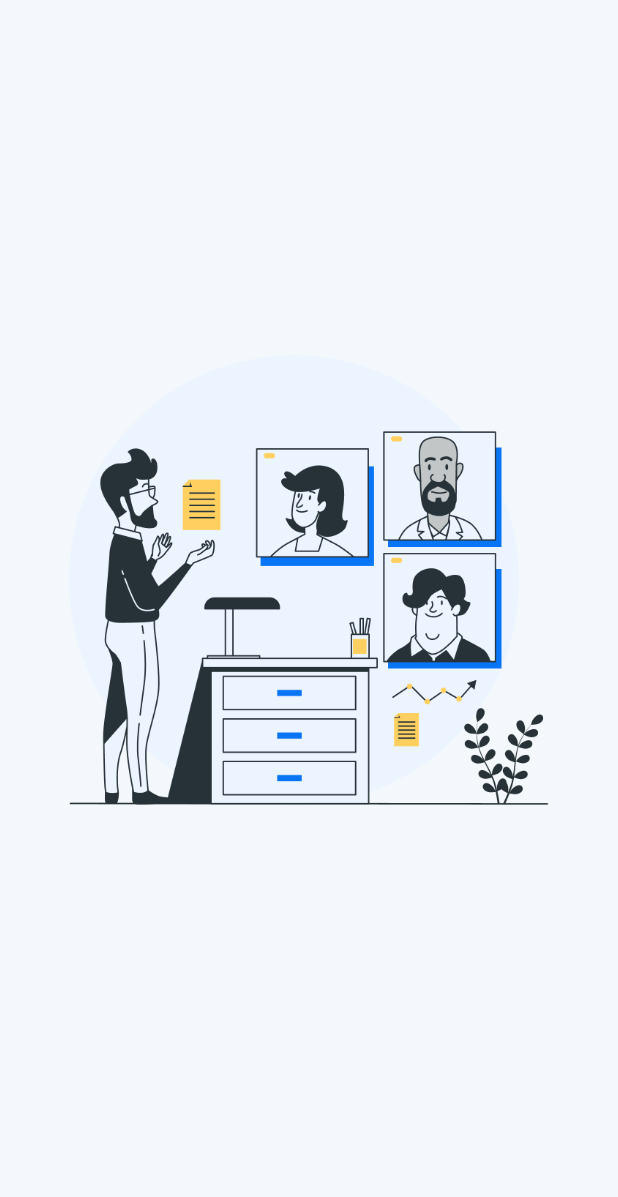
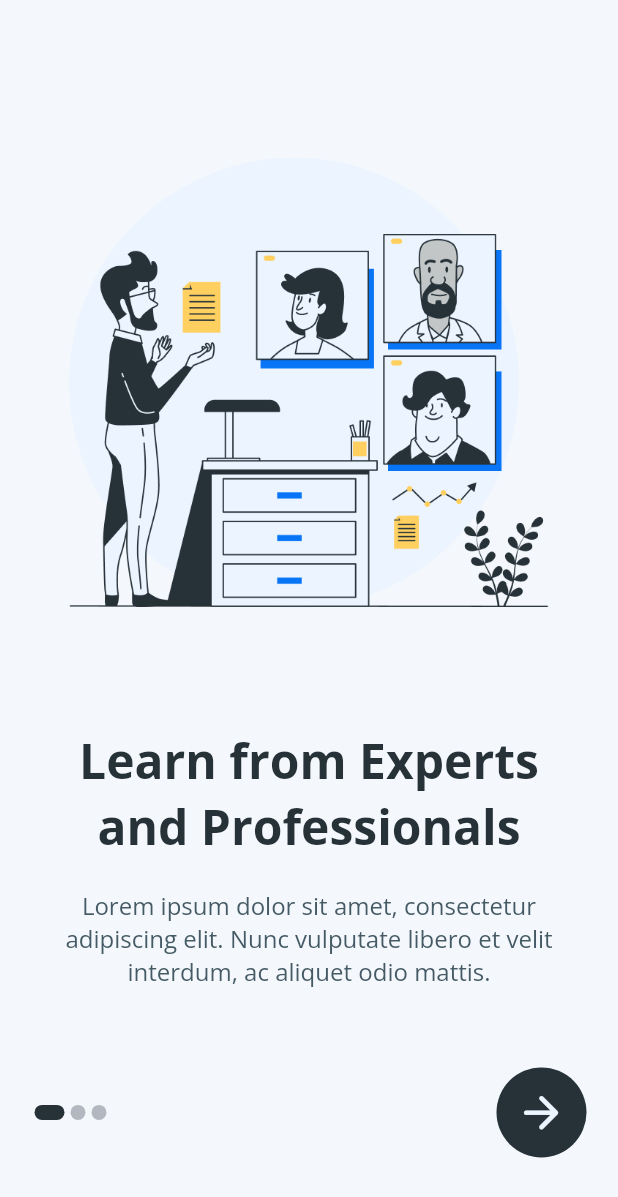
Before and after one commit to aninarafath6/flutter-auth-with-REST-API, a Flutter app: the screen it shows after launch, on a phone screen of 412 x 824 dp. Shown: the top 1197 px of the screen. Run offline on Flutter 3.47's test engine with Material 2 defaults, Android fonts, the phone set to English and light mode, and no system bars; our stand-ins replace get, google_fonts.

Commit message:
animated custom button

```diff
--- a/lib/constants/color_constants.dart
+++ b/lib/constants/color_constants.dart
@@ -5,4 +5,7 @@ class AppColors {
   static Color lightOrange = const Color(0xffFE7524).withOpacity(.7);
   static Color lightBlue = const Color(0xff0875F7).withOpacity(.7);
   static Color lightGreen = const Color(0xff157C4E).withOpacity(1);
+  static const Color dark = Color(0xff263238);
+  static const Color grey = Color(0xffB3B7BF);
+  static const Color texty = Color(0xff455A64);
 }
--- a/lib/controllers/onbaording_controller.dart
+++ b/lib/controllers/onbaording_controller.dart
@@ -4,6 +4,7 @@ import 'package:karmalab_assignment/models/onboarding_model.dart';
 
 class OnboardingController extends GetxController {
   final _selectedIndex = 0.obs;
+  late AnimationController _animationController;
 
   final List<OnboardingModel> _onboardingList = [
     OnboardingModel(
@@ -29,10 +30,28 @@ class OnboardingController extends GetxController {
     ),
   ];
 
+  //getters
   List<OnboardingModel> get onboardingList => _onboardingList;
   int get selectedIndex => _selectedIndex.value;
+  AnimationController get animationController => _animationController;
+
+  //setters
+  set setAnimationController(AnimationController controller) =>
+      _animationController = controller;
 
   void onPageChanged(int index) {
     _selectedIndex.value = index;
+    if (index == 2) {
+      print(index);
+      if (_animationController.isCompleted) {
+        print("repete ");
+        _animationController.reset();
+        // _animationController.forward();
+        // _animationController.reverse();
+      }
+      _animationController.reset();
+
+      _animationController.forward();
+    }
   }
 }
--- a/lib/main.dart
+++ b/lib/main.dart
@@ -1,5 +1,8 @@
 import 'package:flutter/material.dart';
+import 'package:karmalab_assignment/theme/theme.dart';
 import 'package:karmalab_assignment/utils/route_util.dart';
+import 'package:karmalab_assignment/views/onboarding/onboarding_view.dart';
+import 'package:karmalab_assignment/views/onboarding/widgets/onboarding_action.dart';
 import 'package:karmalab_assignment/views/splash/splash_view.dart';
 
 void main() {
@@ -11,14 +14,12 @@ class MyApp extends StatelessWidget {
 
   @override
   Widget build(BuildContext context) {
-    return const MaterialApp(
+    return MaterialApp(
       title: 'Learn net',
-      initialRoute: SplashView.routeName,
+      initialRoute: OnboardingView.routeName,
       onGenerateRoute: RouteUtil.onGenerateRoute,
       debugShowCheckedModeBanner: false,
-      // theme: ThemeData(
-      //   primarySwatch: Colors.blue,
-      // ),
+      theme: AppTheme.theme(),
     );
   }
 }
--- /dev/null
+++ b/lib/theme/text_theme.dart
@@ -0,0 +1,13 @@
+import 'package:flutter/material.dart';
+import 'package:google_fonts/google_fonts.dart';
+import 'package:karmalab_assignment/constants/color_constants.dart';
+
+class CustomTextTheme {
+  static TextStyle titleSmall() {
+    return GoogleFonts.openSans(
+      fontSize: 16,
+      color: AppColors.texty,
+      fontWeight: FontWeight.w400,
+    );
+  }
+}
--- /dev/null
+++ b/lib/theme/theme.dart
@@ -0,0 +1,16 @@
+import 'package:flutter/material.dart';
+import 'package:google_fonts/google_fonts.dart';
+import 'package:karmalab_assignment/constants/color_constants.dart';
+import 'package:karmalab_assignment/theme/text_theme.dart';
+
+class AppTheme {
+  const AppTheme();
+  static ThemeData theme() {
+    return ThemeData(
+      textTheme: TextTheme(
+        displaySmall: GoogleFonts.openSans(),
+        titleSmall: CustomTextTheme.titleSmall(),
+      ),
+    );
+  }
+}
--- a/lib/views/onboarding/onboarding_view.dart
+++ b/lib/views/onboarding/onboarding_view.dart
@@ -1,63 +1,97 @@
 import 'package:flutter/material.dart';
 import 'package:get/get_state_manager/get_state_manager.dart';
 import 'package:get/instance_manager.dart';
-import 'package:karmalab_assignment/constants/size_constants.dart';
+import 'package:google_fonts/google_fonts.dart';
+import 'package:karmalab_assignment/constants/color_constants.dart';
 import 'package:karmalab_assignment/controllers/onbaording_controller.dart';
+import 'package:karmalab_assignment/models/onboarding_model.dart';
+import 'package:karmalab_assignment/views/onboarding/widgets/onboarding_action.dart';
+import 'package:karmalab_assignment/views/onboarding/widgets/onboarding_banner.dart';
 
 class OnboardingView extends StatelessWidget {
   const OnboardingView({Key? key}) : super(key: key);
   static const routeName = "/onboarding";
   static final OnboardingController _onboardingController =
       Get.put(OnboardingController());
+
   @override
   Widget build(BuildContext context) {
     return Scaffold(
       body: Obx(() {
         var bgColor = _onboardingController
             .onboardingList[_onboardingController.selectedIndex].bgColor;
+        var itemCount = _onboardingController.onboardingList.length;
+
         return AnimatedContainer(
           duration: const Duration(milliseconds: 300),
           color: bgColor!.withOpacity(.4),
           height: double.infinity,
           width: double.infinity,
+          child: Padding(
+            padding: const EdgeInsets.all(0),
             child: Column(
               children: [
                 Expanded(
+                  flex: 4,
                   child: PageView.builder(
                     itemBuilder: (context, index) {
+                      var item = _onboardingController.onboardingList[index];
                       return Column(
-                      mainAxisAlignment: MainAxisAlignment.center,
+                        mainAxisAlignment: MainAxisAlignment.end,
                         crossAxisAlignment: CrossAxisAlignment.center,
                         children: [
-                        Stack(
-                          clipBehavior: Clip.none,
-                          children: [
-                            Positioned(
-                              bottom: 0,
-                              child: CircleAvatar(
-                                radius: 150,
-                                backgroundColor: bgColor,
+                          OnboardingBanner(
+                            bgColor: bgColor,
+                            index: index,
                           ),
-                            ),
-                            Image.asset(
-                              _onboardingController
-                                  .onboardingList[index].imageURL!,
-                              width: AppSizes.onboardingImageSize,
-                            ),
-                          ],
-                        ),
+                          const SizedBox(height: 80),
+                          _contentArea(item),
                         ],
                       );
                     },
                     onPageChanged: _onboardingController.onPageChanged,
-                  itemCount: _onboardingController.onboardingList.length,
+                    itemCount: itemCount,
                   ),
                 ),
-              const SizedBox(),
+                Expanded(
+                  flex: 1,
+                  child: OnboardingAction(itemCount: itemCount),
+                ),
               ],
+            ),
           ),
         );
       }),
     );
   }
+
+  Padding _contentArea(OnboardingModel item) {
+    return Padding(
+      padding: const EdgeInsets.symmetric(horizontal: 21),
+      child: Column(
+        mainAxisAlignment: MainAxisAlignment.center,
+        children: [
+          Text(
+            item.title!,
+            textAlign: TextAlign.center,
+            style: GoogleFonts.openSans(
+              fontWeight: FontWeight.w700,
+              fontSize: 32,
+              color: AppColors.dark,
+            ),
+          ),
+          const SizedBox(height: 20),
+          Text(
+            item.description!,
+            textAlign: TextAlign.center,
+            style: GoogleFonts.openSans(
+              fontWeight: FontWeight.w400,
+              fontSize: 16,
+              color: AppColors.texty,
+            ),
+          ),
+        ],
+      ),
+    );
   }
+}
--- /dev/null
+++ b/lib/views/onboarding/widgets/onboarding_action.dart
@@ -0,0 +1,131 @@
+import 'package:flutter/material.dart';
+import 'package:get/get.dart';
+import 'package:google_fonts/google_fonts.dart';
+import 'package:karmalab_assignment/constants/color_constants.dart';
+import 'package:karmalab_assignment/controllers/onbaording_controller.dart';
+
+class OnboardingAction extends StatelessWidget {
+  const OnboardingAction({
+    Key? key,
+    required this.itemCount,
+  }) : super(key: key);
+
+  static final OnboardingController _onboardingController =
+      Get.put(OnboardingController());
+
+  final int itemCount;
+
+  @override
+  Widget build(BuildContext context) {
+    var selectedIndex = _onboardingController.selectedIndex;
+
+    var color = _onboardingController.onboardingList[selectedIndex].bgColor;
+    return Padding(
+      padding: const EdgeInsets.symmetric(horizontal: 21.0),
+      child: Row(
+        children: [
+          Expanded(
+            child: Row(
+              children: List.generate(
+                itemCount,
+                (index) {
+                  return AnimatedContainer(
+                    duration: const Duration(milliseconds: 300),
+                    margin: const EdgeInsets.symmetric(horizontal: 2),
+                    width: selectedIndex == index ? 20 : 10,
+                    height: 10,
+                    decoration: BoxDecoration(
+                      color: index == selectedIndex
+                          ? AppColors.dark
+                          : AppColors.grey,
+                      borderRadius: BorderRadius.circular(7),
+                    ),
+                  );
+                },
+              ),
+            ),
+          ),
+          AnimatedButton(selectedIndex: selectedIndex, color: color)
+        ],
+      ),
+    );
+  }
+}
+
+class AnimatedButton extends StatefulWidget {
+  const AnimatedButton({
+    Key? key,
+    required this.selectedIndex,
+    required this.color,
+  }) : super(key: key);
+
+  final int selectedIndex;
+  final Color? color;
+
+  @override
+  State<AnimatedButton> createState() => _AnimatedButtonState();
+}
+
+class _AnimatedButtonState extends State<AnimatedButton>
+    with SingleTickerProviderStateMixin {
+  // late AnimationController _animationController;
+  final OnboardingController _onboardingController =
+      Get.put(OnboardingController());
+  late Animation<double> animation;
+  @override
+  void initState() {
+    _onboardingController.setAnimationController = AnimationController(
+      vsync: this,
+      duration: const Duration(milliseconds: 300),
+    )..addListener(() {
+        setState(() {});
+      });
+
+    animation = CurvedAnimation(
+        parent: _onboardingController.animationController,
+        curve: Curves.easeInOut);
+
+    super.initState();
+  }
+
+  @override
+  Widget build(BuildContext context) {
+    return AnimatedContainer(
+      curve: Curves.easeInCubic,
+      duration: const Duration(milliseconds: 200),
+      width: widget.selectedIndex == 2 ? 160 : 60,
+      height: 60,
+      decoration: BoxDecoration(
+        color: AppColors.dark,
+        borderRadius:
+            BorderRadius.circular(widget.selectedIndex == 2 ? 15 : 30),
+      ),
+      child: widget.selectedIndex == 2
+          ? Opacity(
+              opacity: animation.value,
+              child: Center(
+                child: SizeTransition(
+                  axisAlignment: 5,
+                  axis: Axis.horizontal,
+                  sizeFactor: animation,
+                  child: Center(
+                    child: Text(
+                      "Get Started",
+                      textAlign: TextAlign.center,
+                      style: Theme.of(context)
+                          .textTheme
+                          .titleSmall!
+                          .copyWith(color: widget.color),
+                    ),
+                  ),
+                ),
+              ),
+            )
+          : Icon(
+              Icons.arrow_forward_rounded,
+              size: 35,
+              color: widget.color,
+            ),
+    );
+  }
+}
--- /dev/null
+++ b/lib/views/onboarding/widgets/onboarding_banner.dart
@@ -0,0 +1,37 @@
+import 'package:flutter/material.dart';
+import 'package:get/get.dart';
+import 'package:karmalab_assignment/constants/size_constants.dart';
+import 'package:karmalab_assignment/controllers/onbaording_controller.dart';
+
+class OnboardingBanner extends StatelessWidget {
+  const OnboardingBanner({
+    Key? key,
+    required this.bgColor,
+    required this.index,
+  }) : super(key: key);
+
+  final Color? bgColor;
+  final int index;
+  static final OnboardingController _onboardingController =
+      Get.put(OnboardingController());
+
+  @override
+  Widget build(BuildContext context) {
+    return Stack(
+      clipBehavior: Clip.none,
+      children: [
+        Positioned(
+          bottom: 0,
+          child: CircleAvatar(
+            radius: 150,
+            backgroundColor: bgColor,
+          ),
+        ),
+        Image.asset(
+          _onboardingController.onboardingList[index].imageURL!,
+          width: AppSizes.onboardingImageSize,
+        ),
+      ],
+    );
+  }
+}
--- a/lib/views/splash/splash_view.dart
+++ b/lib/views/splash/splash_view.dart
@@ -45,6 +45,13 @@ class _SplashViewState extends State<SplashView>
       });
     _controller.forward();
     super.initState();
+  }
+
+  @override
+  void dispose() {
+    _controller.dispose();
+
+    super.dispose();
   }
 
   @override
--- a/pubspec.yaml
+++ b/pubspec.yaml
@@ -13,6 +13,7 @@ dependencies:
     sdk: flutter
   cupertino_icons: ^1.0.2
   get: ^4.6.5
+  google_fonts: ^3.0.1
 
 dev_dependencies:
   flutter_test:
```
Also changed, not shown: pubspec.lock, 13 other files. Lines whose indentation alone changed are shown as unchanged.
